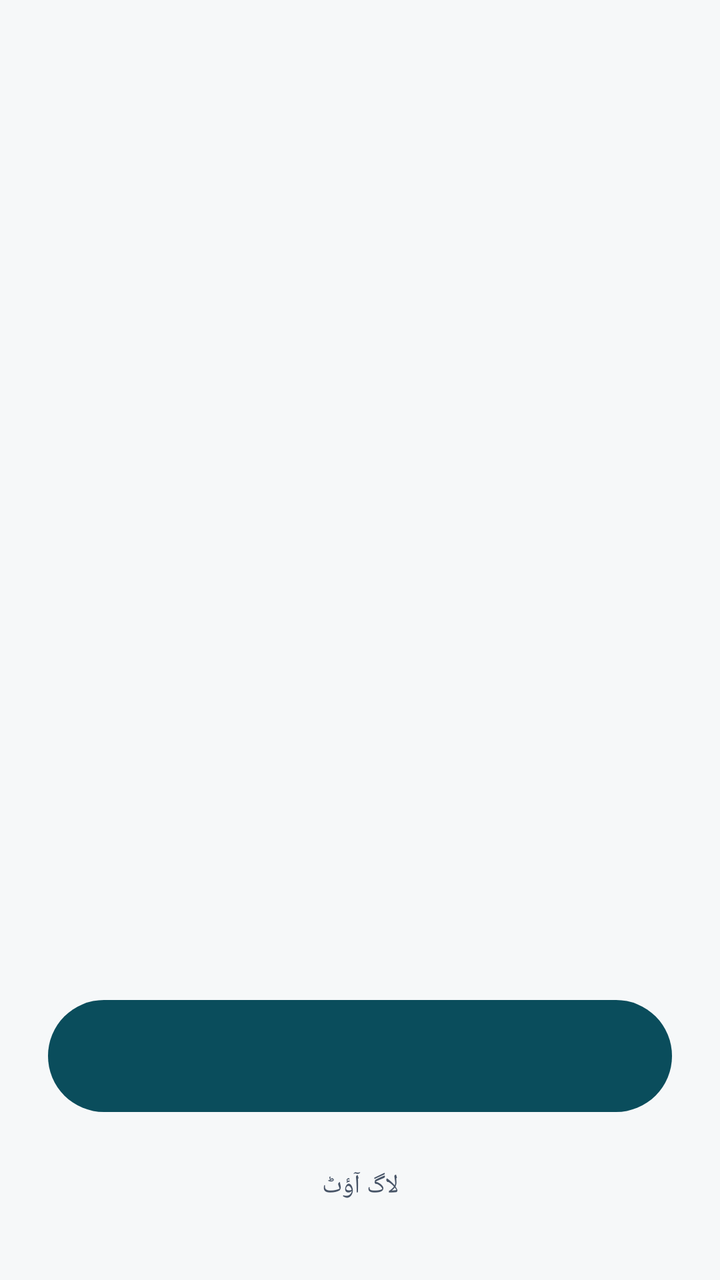
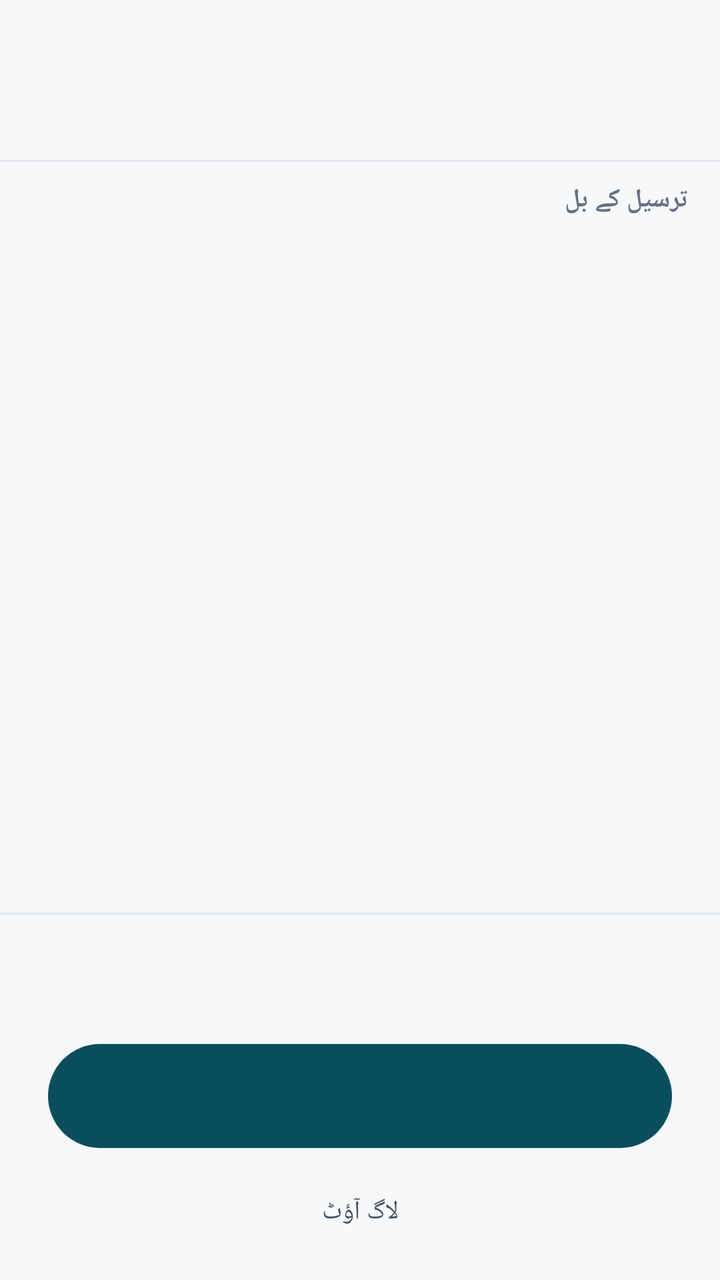

An Android layout rendered at two revisions. The XML below is the earlier revision; the diff shows what the commit changed to produce the second picture.
<!-- AndroidManifest.xml: application theme Theme.TaxNestRider -->
<!-- res/layout/activity_main.xml -->
<?xml version="1.0" encoding="utf-8"?>
<LinearLayout xmlns:android="http://schemas.android.com/apk/res/android"
    android:layout_width="match_parent"
    android:layout_height="match_parent"
    android:orientation="vertical"
    android:padding="24dp"
    android:background="#F6F8F9">

    <TextView
        android:id="@+id/welcomeText"
        android:layout_width="match_parent"
        android:layout_height="wrap_content"
        android:layout_marginTop="18dp"
        android:textSize="20sp"
        android:textStyle="bold"
        android:textColor="#0A4D5C" />

    <TextView
        android:id="@+id/summaryText"
        android:layout_width="match_parent"
        android:layout_height="wrap_content"
        android:layout_marginTop="8dp"
        android:textSize="14sp"
        android:lineSpacingExtra="4dp"
        android:textColor="#344054" />

    <LinearLayout
        android:id="@+id/updateRow"
        android:layout_width="match_parent"
        android:layout_height="wrap_content"
        android:layout_marginTop="14dp"
        android:orientation="vertical"
        android:visibility="gone"
        android:background="#FEF3C7"
        android:padding="12dp">

        <TextView
            android:layout_width="match_parent"
            android:layout_height="wrap_content"
            android:text="@string/update_available"
            android:textColor="#92400E"
            android:textSize="13sp" />

        <Button
            android:id="@+id/updateBtn"
            android:layout_width="wrap_content"
            android:layout_height="40dp"
            android:layout_marginTop="6dp"
            android:text="@string/update_btn"
            android:textSize="13sp"
            android:textColor="#FFFFFF"
            android:backgroundTint="#B45309" />
    </LinearLayout>

    <Space
        android:layout_width="match_parent"
        android:layout_height="0dp"
        android:layout_weight="1" />

    <TextView
        android:id="@+id/statusText"
        android:layout_width="match_parent"
        android:layout_height="wrap_content"
        android:gravity="center"
        android:textSize="15sp"
        android:textStyle="bold"
        android:textColor="#344054" />

    <TextView
        android:id="@+id/pendingText"
        android:layout_width="match_parent"
        android:layout_height="wrap_content"
        android:layout_marginTop="4dp"
        android:gravity="center"
        android:textSize="12sp"
        android:textColor="#667085" />

    <Button
        android:id="@+id/dutyBtn"
        android:layout_width="match_parent"
        android:layout_height="64dp"
        android:layout_marginTop="14dp"
        android:textSize="18sp"
        android:textStyle="bold"
        android:textColor="#FFFFFF" />

    <Button
        android:id="@+id/logoutBtn"
        android:layout_width="match_parent"
        android:layout_height="46dp"
        android:layout_marginTop="10dp"
        android:text="@string/logout"
        android:textSize="13sp"
        android:textColor="#475467"
        style="?android:attr/borderlessButtonStyle" />
</LinearLayout>
<!-- resources referenced by this layout -->
<resources>
  <string name="logout">لاگ آؤٹ</string>
  <string name="update_available">نیا ورژن آ گیا ہے — اپ ڈیٹ کریں</string>
  <string name="update_btn">اپ ڈیٹ ڈاؤن لوڈ کریں</string>
  <style name="Theme.TaxNestRider" parent="Theme.Material3.Light.NoActionBar">
          <item name="colorPrimary">#0A4D5C</item>
          <item name="colorOnPrimary">#FFFFFF</item>
          <item name="colorSecondary">#E7BF3B</item>
          <item name="android:statusBarColor">#0A4D5C</item>
      </style>
</resources>

<!-- the commit's change to res/layout/activity_main.xml (unified diff, before → after) -->
@@ -3,94 +3,174 @@
     android:layout_width="match_parent"
     android:layout_height="match_parent"
     android:orientation="vertical"
-    android:padding="24dp"
     android:background="#F6F8F9">
 
-    <TextView
-        android:id="@+id/welcomeText"
+    
+    <LinearLayout
         android:layout_width="match_parent"
         android:layout_height="wrap_content"
-        android:layout_marginTop="18dp"
-        android:textSize="20sp"
-        android:textStyle="bold"
-        android:textColor="#0A4D5C" />
+        android:orientation="vertical"
+        android:paddingStart="24dp"
+        android:paddingEnd="24dp"
+        android:paddingTop="18dp"
+        android:paddingBottom="10dp">
 
-    <TextView
-        android:id="@+id/summaryText"
+        <TextView
+            android:id="@+id/welcomeText"
+            android:layout_width="match_parent"
+            android:layout_height="wrap_content"
+            android:textSize="20sp"
+            android:textStyle="bold"
+            android:textColor="#0A4D5C" />
+
+        <TextView
+            android:id="@+id/summaryText"
+            android:layout_width="match_parent"
+            android:layout_height="wrap_content"
+            android:layout_marginTop="6dp"
+            android:textSize="14sp"
+            android:lineSpacingExtra="4dp"
+            android:textColor="#344054" />
+
+        
+        <LinearLayout
+            android:id="@+id/updateRow"
+            android:layout_width="match_parent"
+            android:layout_height="wrap_content"
+            android:layout_marginTop="12dp"
+            android:orientation="vertical"
+            android:visibility="gone"
+            android:background="#FEF3C7"
+            android:padding="12dp">
+
+            <TextView
+                android:layout_width="match_parent"
+                android:layout_height="wrap_content"
+                android:text="@string/update_available"
+                android:textColor="#92400E"
+                android:textSize="13sp" />
+
+            <Button
+                android:id="@+id/updateBtn"
+                android:layout_width="wrap_content"
+                android:layout_height="40dp"
+                android:layout_marginTop="6dp"
+                android:text="@string/update_btn"
+                android:textSize="13sp"
+                android:textColor="#FFFFFF"
+                android:backgroundTint="#B45309" />
+        </LinearLayout>
+    </LinearLayout>
+
+    
+    <View
+        android:layout_width="match_parent"
+        android:layout_height="1dp"
+        android:background="#E4E7EC" />
+
+    
+    <ScrollView
+        android:layout_width="match_parent"
+        android:layout_height="0dp"
+        android:layout_weight="1"
+        android:fillViewport="true">
+
+        <LinearLayout
+            android:layout_width="match_parent"
+            android:layout_height="wrap_content"
+            android:orientation="vertical"
+            android:paddingStart="16dp"
+            android:paddingEnd="16dp"
+            android:paddingTop="10dp"
+            android:paddingBottom="10dp">
+
+            
+            <TextView
+                android:id="@+id/deliveriesHeader"
+                android:layout_width="match_parent"
+                android:layout_height="wrap_content"
+                android:text="@string/deliveries_section"
+                android:textSize="13sp"
+                android:textStyle="bold"
+                android:textColor="#667085"
+                android:textAllCaps="false"
+                android:paddingBottom="6dp" />
+
+            
+            <TextView
+                android:id="@+id/emptyDeliveriesText"
+                android:layout_width="match_parent"
+                android:layout_height="wrap_content"
+                android:text="@string/no_deliveries"
+                android:textSize="14sp"
+                android:textColor="#98A2B3"
+                android:gravity="center"
+                android:paddingTop="20dp"
+                android:paddingBottom="20dp"
+                android:visibility="gone" />
+
+            
+            <LinearLayout
+                android:id="@+id/deliveriesContainer"
+                android:layout_width="match_parent"
+                android:layout_height="wrap_content"
+                android:orientation="vertical" />
+
+        </LinearLayout>
+    </ScrollView>
+
+    
+    <View
+        android:layout_width="match_parent"
+        android:layout_height="1dp"
+        android:background="#E4E7EC" />
+
+    
+    <LinearLayout
         android:layout_width="match_parent"
         android:layout_height="wrap_content"
-        android:layout_marginTop="8dp"
-        android:textSize="14sp"
-        android:lineSpacingExtra="4dp"
-        android:textColor="#344054" />
-
-    <LinearLayout
-        android:id="@+id/updateRow"
-        android:layout_width="match_parent"
-        android:layout_height="wrap_content"
-        android:layout_marginTop="14dp"
         android:orientation="vertical"
-        android:visibility="gone"
-        android:background="#FEF3C7"
-        android:padding="12dp">
+        android:paddingStart="24dp"
+        android:paddingEnd="24dp"
+        android:paddingTop="10dp"
+        android:paddingBottom="12dp">
 
         <TextView
+            android:id="@+id/statusText"
             android:layout_width="match_parent"
             android:layout_height="wrap_content"
-            android:text="@string/update_available"
-            android:textColor="#92400E"
-            android:textSize="13sp" />
+            android:gravity="center"
+            android:textSize="15sp"
+            android:textStyle="bold"
+            android:textColor="#344054" />
+
+        <TextView
+            android:id="@+id/pendingText"
+            android:layout_width="match_parent"
+            android:layout_height="wrap_content"
+            android:layout_marginTop="2dp"
+            android:gravity="center"
+            android:textSize="12sp"
+            android:textColor="#667085" />
 
         <Button
-            android:id="@+id/updateBtn"
-            android:layout_width="wrap_content"
-            android:layout_height="40dp"
+            android:id="@+id/dutyBtn"
+            android:layout_width="match_parent"
+            android:layout_height="60dp"
+            android:layout_marginTop="12dp"
+            android:textSize="18sp"
+            android:textStyle="bold"
+            android:textColor="#FFFFFF" />
+
+        <Button
+            android:id="@+id/logoutBtn"
+            android:layout_width="match_parent"
+            android:layout_height="44dp"
             android:layout_marginTop="6dp"
-            android:text="@string/update_btn"
+            android:text="@string/logout"
             android:textSize="13sp"
-            android:textColor="#FFFFFF"
-            android:backgroundTint="#B45309" />
+            android:textColor="#475467"
+            style="?android:attr/borderlessButtonStyle" />
     </LinearLayout>
 
-    <Space
-        android:layout_width="match_parent"
-        android:layout_height="0dp"
-        android:layout_weight="1" />
-
-    <TextView
-        android:id="@+id/statusText"
-        android:layout_width="match_parent"
-        android:layout_height="wrap_content"
-        android:gravity="center"
-        android:textSize="15sp"
-        android:textStyle="bold"
-        android:textColor="#344054" />
-
-    <TextView
-        android:id="@+id/pendingText"
-        android:layout_width="match_parent"
-        android:layout_height="wrap_content"
-        android:layout_marginTop="4dp"
-        android:gravity="center"
-        android:textSize="12sp"
-        android:textColor="#667085" />
-
-    <Button
-        android:id="@+id/dutyBtn"
-        android:layout_width="match_parent"
-        android:layout_height="64dp"
-        android:layout_marginTop="14dp"
-        android:textSize="18sp"
-        android:textStyle="bold"
-        android:textColor="#FFFFFF" />
-
-    <Button
-        android:id="@+id/logoutBtn"
-        android:layout_width="match_parent"
-        android:layout_height="46dp"
-        android:layout_marginTop="10dp"
-        android:text="@string/logout"
-        android:textSize="13sp"
-        android:textColor="#475467"
-        style="?android:attr/borderlessButtonStyle" />
 </LinearLayout>
<!-- resource entries referenced after the edit -->
@@ -1,6 +1,8 @@
 <!-- resources referenced by this layout -->
 <resources>
+  <string name="deliveries_section">ترسیل کے بل</string>
   <string name="logout">لاگ آؤٹ</string>
+  <string name="no_deliveries">کوئی بل ترسیل کے لیے نہیں ہے</string>
   <string name="update_available">نیا ورژن آ گیا ہے — اپ ڈیٹ کریں</string>
   <string name="update_btn">اپ ڈیٹ ڈاؤن لوڈ کریں</string>
   <style name="Theme.TaxNestRider" parent="Theme.Material3.Light.NoActionBar">
